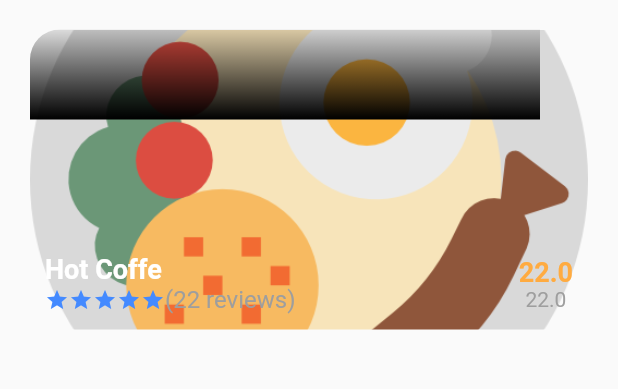
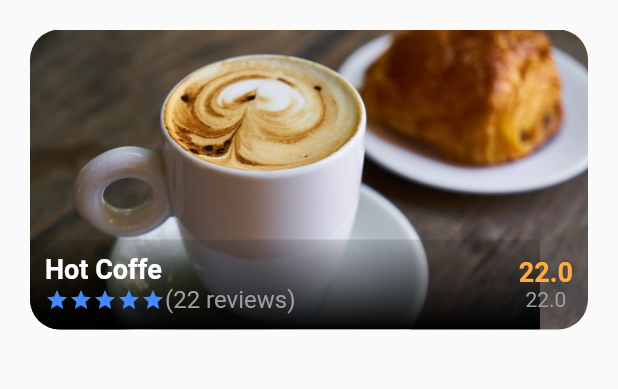
Before and after one commit to felipemarchant/food-app, a Flutter app: the screen it shows after launch, on a phone screen of 412 x 824 dp, the part 503-892 px from its top. Run offline on Flutter 3.47's test engine with Material 2 defaults, Android fonts, the phone set to English and light mode, and no system bars.

Commit message:
Correção CardFood

```diff
--- a/lib/src/widget/bought_food.dart
+++ b/lib/src/widget/bought_food.dart
@@ -15,11 +15,11 @@ class _BoughtFoodsState extends State<BoughtFoods> {
           Container(
             height: 200.0,
             width: 400.00,
-            child: Image.asset("assets/images/breakfast.png", fit: BoxFit.cover,),
+            child: Image.asset("assets/images/breakfast.jpeg", fit: BoxFit.cover,),
           ),
           Positioned(
             left: 0.0,
-            top: 0.0,
+            bottom: 0.0,
             child: Container(
               height: 60.0,
               width: 340.0,
```
